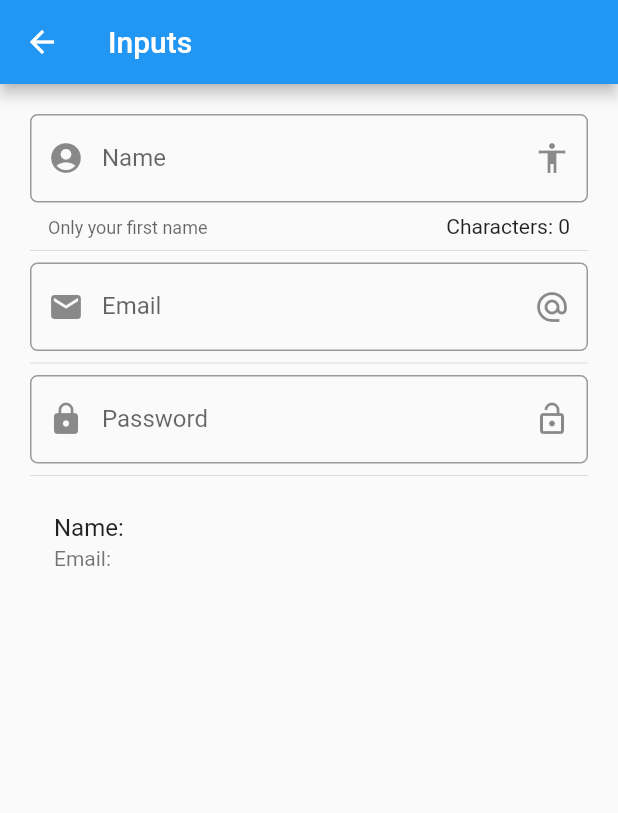
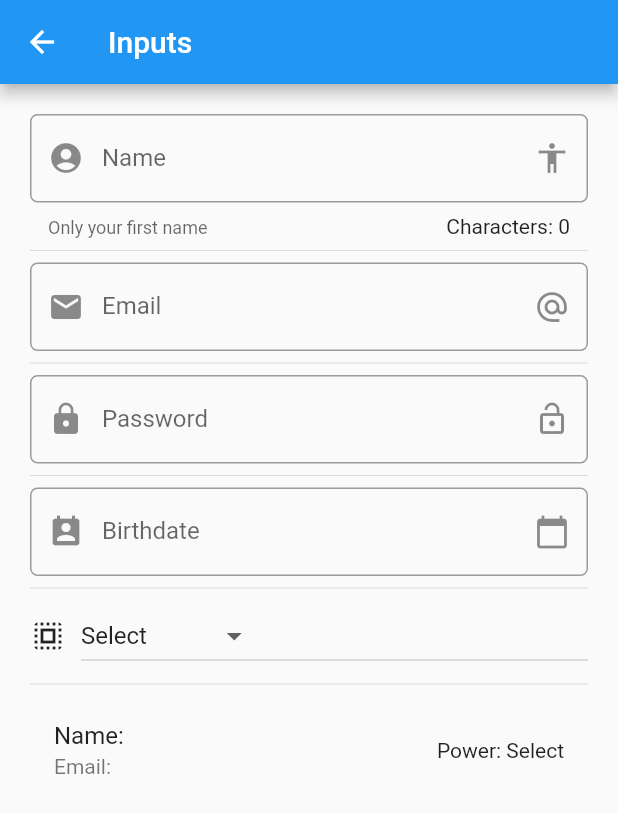
Before and after one commit to mgarciareimers/secondFlutterApp, a Flutter app: the screen it shows after launch, after a tap on "Inputs", on a phone screen of 412 x 824 dp. Shown: the top 813 px of the screen. Run offline on Flutter 3.47's test engine with Material 2 defaults, Android fonts, the phone set to English and light mode, and no system bars; network calls fail.

Commit message:
Input page + Slide page developed.

```diff
--- a/components_app/data/menu_opts.json
+++ b/components_app/data/menu_opts.json
@@ -25,6 +25,11 @@
             "route" : "inputs",
             "icon" : "input",
             "text": "Inputs"
+        },
+        {
+            "route" : "slider",
+            "icon" : "slider",
+            "text": "Slider"
         }
     ]
 }
--- a/components_app/lib/main.dart
+++ b/components_app/lib/main.dart
@@ -1,4 +1,6 @@
 import 'package:flutter/material.dart';
+
+import 'package:flutter_localizations/flutter_localizations.dart';
 
 //import 'package:components_app/src/pages/home_temp_page.dart';
 import 'package:components_app/src/pages/alert_page.dart';
@@ -11,6 +13,7 @@ class MyApp extends StatelessWidget {
   @override
   Widget build(BuildContext context) {
     return MaterialApp(
+      title: 'App Components',
       debugShowCheckedModeBanner: false,
       initialRoute: '/',
       routes: getApplicationRoutes(),
@@ -19,6 +22,14 @@ class MyApp extends StatelessWidget {
           builder: (BuildContext context) => AlertPage()
         );
       },
+      localizationsDelegates: [
+        GlobalMaterialLocalizations.delegate,
+        GlobalWidgetsLocalizations.delegate,
+      ],
+      supportedLocales: [
+        const Locale('en', 'US'),
+        const Locale('es', 'ES'),
+      ],
     );
   }
 }
--- a/components_app/lib/src/commons/utils/icon_string_util.dart
+++ b/components_app/lib/src/commons/utils/icon_string_util.dart
@@ -6,6 +6,7 @@ final _icons = <String, IconData> {
   'folder_open' : Icons.folder_open,
   'donut_large' : Icons.donut_large,
   'input' : Icons.input,
+  'slider' : Icons.slideshow,
 };
 
 // Method that gets an icon with the icon name.
--- a/components_app/lib/src/pages/input_page.dart
+++ b/components_app/lib/src/pages/input_page.dart
@@ -8,6 +8,13 @@ class InputPage extends StatefulWidget {
 class _InputPageState extends State<InputPage> {
   String _name = "";
   String _email = "";
+  DateTime _date;
+
+  TextEditingController _inputFieldDateController = new TextEditingController();
+
+  List<String> _options = ['Select', 'Fly', 'X-Ray', 'Super Power'];
+
+  String _selectedOption = 'Select';
 
   @override
   Widget build(BuildContext context) {
@@ -23,6 +30,10 @@ class _InputPageState extends State<InputPage> {
           this._createEmailInput(),
           Divider(),
           this._createPasswordInput(),
+          Divider(),
+          this._createDate(context),
+          Divider(),
+          this._createDropdown(),
           Divider(),
           this._createPerson(),
         ],
@@ -52,7 +63,7 @@ class _InputPageState extends State<InputPage> {
       );
   }
 
-  // Method that creates an email.
+  // Method that creates an email input.
   Widget _createEmailInput() {
     return TextField(
       keyboardType: TextInputType.emailAddress,
@@ -69,7 +80,7 @@ class _InputPageState extends State<InputPage> {
     );
   }
 
-  // Method that creates an email.
+  // Method that creates a password input.
   Widget _createPasswordInput() {
     return TextField(
       obscureText: true,
@@ -86,11 +97,81 @@ class _InputPageState extends State<InputPage> {
     );
   }
 
+  // Method that creates a date input.
+  Widget _createDate(BuildContext context) {
+    return TextField(
+      enableInteractiveSelection: false,
+      decoration: InputDecoration(
+        border: OutlineInputBorder(borderRadius: BorderRadius.circular(5)),
+        prefixIcon: Icon(Icons.perm_contact_calendar),
+        suffixIcon  : Icon(Icons.calendar_today),
+        hintText: 'Type your birthdate...',
+        labelText: 'Birthdate',
+      ),
+      onTap: () {
+        FocusScope.of(context).requestFocus(new FocusNode());
+        this._selectDate(context);
+      },
+      controller: this._inputFieldDateController,
+    );
+  }
+
+  // Method that creates a dropdown menu.
+  Widget _createDropdown() {
+    return Row(
+      children: [
+        Icon(Icons.select_all),
+        SizedBox(width: 10),
+        Expanded(
+          child: DropdownButton(
+            items: this._getDropdownOptions(),
+            onChanged: (selectedOption) {
+              setState(() {
+                this._selectedOption = selectedOption;
+              });
+            },
+            value: this._selectedOption,
+          ),
+        ),
+      ]
+    );
+  }
+
   // Method that creates a person.
   Widget _createPerson() {
     return ListTile(
       title: Text('Name: ${ this._name }'),
       subtitle: Text('Email: ${ this._email }'),
+      trailing: Text('Power: ${this._selectedOption}'),
     );
   }
+
+  // Method that selects a date by showing a date picker.
+  _selectDate(BuildContext context) async {
+    DateTime dateTime = await showDatePicker(
+        context: context,
+        initialDate:this._date == null ? new DateTime.now() : this._date,
+        firstDate: new DateTime(1990),
+        lastDate: new DateTime(2025),
+        locale: Locale('en', 'US'),
+    );
+
+    if (dateTime != null) {
+      setState(() {
+        this._date = dateTime;
+        this._inputFieldDateController.text = '${dateTime.day.toString()}/${dateTime.month.toString()}/${dateTime.year.toString()}';
+      });
+    }
+  }
+
+  // Method that gets the dropdown options.
+  List<DropdownMenuItem<String>> _getDropdownOptions() {
+    List<DropdownMenuItem<String>> list = new List();
+
+    this._options.forEach((option) {
+      list.add(DropdownMenuItem(child: Text(option), value: option));
+    });
+
+    return list;
+  }
 }
--- a/components_app/lib/src/routes/routes.dart
+++ b/components_app/lib/src/routes/routes.dart
@@ -6,6 +6,7 @@ import 'package:components_app/src/pages/home_page.dart';
 import 'package:components_app/src/pages/card_page.dart';
 import 'package:components_app/src/pages/animated_container.dart';
 import 'package:components_app/src/pages/input_page.dart';
+import 'package:components_app/src/pages/slider_page.dart';
 
 Map <String, WidgetBuilder> getApplicationRoutes() {
   return <String, WidgetBuilder>{'/': (BuildContext context) => HomePage(),
@@ -14,5 +15,6 @@ Map <String, WidgetBuilder> getApplicationRoutes() {
     'card': (BuildContext context) => CardPage(),
     'animatedContainer': (BuildContext context) => AnimatedContainerPage(),
     'inputs': (BuildContext context) => InputPage(),
+    'slider': (BuildContext context) => SliderPage(),
   };
 }
--- a/components_app/pubspec.yaml
+++ b/components_app/pubspec.yaml
@@ -18,6 +18,9 @@ environment:
 
 dependencies:
   flutter:
+    sdk: flutter
+
+  flutter_localizations:
     sdk: flutter
 
   # The following adds the Cupertino Icons font to your application.
```
Also changed, not shown: components_app/lib/src/pages/slider_page.dart (added, +104 -0 lines), components_app/pubspec.lock.
